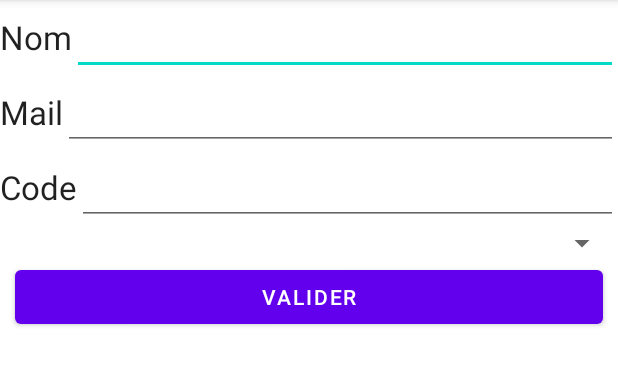
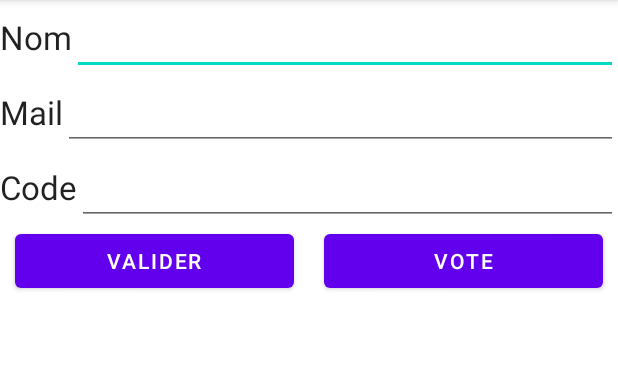
Before and after one commit to thomasvandenberg-26/newgedima, an Android app: the Voter screen opened directly, with no data from a screen before it, on a phone screen of 412 x 824 dp, the part 84-470 px from its top. Run offline under Robolectric (Android 15) with nearby library versions, the phone set to English and light mode, and no system bars.

Commit message:
28 février

```diff
--- a/Application/mobigedima/app/src/main/java/com/example/newgedimamobile/Voter.java
+++ b/Application/mobigedima/app/src/main/java/com/example/newgedimamobile/Voter.java
@@ -13,7 +13,8 @@ public class Voter extends AppCompatActivity {
     EditText editMail = null;
     EditText editNom = null;
     Button btnValide = null;
-    GedimaginationDAO maBase;
+    Button btnVote = null;
+    GedimaginationDAO bdd;
 
 
     @Override
@@ -23,9 +24,11 @@ public class Voter extends AppCompatActivity {
         editCode = (EditText) findViewById(R.id.editCode);
         editMail = (EditText) findViewById(R.id.editMail);
         editNom = (EditText) findViewById(R.id.editNom);
-        btnValide = (Button) findViewById(R.id.btnValide);
+        btnValide = (Button) findViewById(R.id.valider);
         Intent i = getIntent();
         btnValide.setOnClickListener(listener_valider);
+        btnVote = (Button) findViewById(R.id.vote);
+        btnVote.setOnClickListener(listener_vote);
 
 
     }
@@ -34,17 +37,25 @@ public class Voter extends AppCompatActivity {
         public void onClick(View view) {
 
             switch (view.getId()){
-                case R.id.btnValide:
+                case R.id.valider:
                     String code_votant = editCode.getText().toString();
                     String mail = editMail.getText().toString();
                     String nom = editNom.getText().toString();
+
                 Votant v  = new Votant();
                 v.setCode(code_votant);
                 v.setMail(mail);
                 v.setNom(nom);
-
+                bdd = new GedimaginationDAO(Voter.this);
+                bdd.ajouterVotant(v);
 
             }
         }
     };
+    private View.OnClickListener listener_vote= new View.OnClickListener() {
+        public void onClick(View v) {
+            Intent voter = new Intent(Voter.this, Vote.class);
+            startActivity(voter);
+        }
+    };
 }
--- a/Application/mobigedima/app/src/main/res/layout/activity_voter.xml
+++ b/Application/mobigedima/app/src/main/res/layout/activity_voter.xml
@@ -68,12 +68,6 @@
             />
 
     </LinearLayout>
-    <Spinner
-        android:id="@+id/listProposition"
-        android:layout_width="match_parent"
-        android:layout_height="wrap_content"
-        android:choiceMode="singleChoice" >
-    </Spinner>
     <LinearLayout
         android:layout_width="match_parent"
         android:layout_height="wrap_content"
@@ -87,5 +81,14 @@
             android:layout_marginRight="10dp"
             android:layout_weight="1"
             android:text="@string/textValider" />
+
+        <Button
+            android:id="@+id/vote"
+            android:layout_width="0dp"
+            android:layout_height="wrap_content"
+            android:layout_gravity="center_horizontal"
+            android:layout_margin="10dp"
+            android:layout_weight="1"
+            android:text="Vote" />
     </LinearLayout>
-</LinearLayout>
+    </LinearLayout>
--- a/Application/mobigedima/app/src/main/res/values/strings.xml
+++ b/Application/mobigedima/app/src/main/res/values/strings.xml
@@ -6,5 +6,9 @@
     <string name="libNom">Nom</string>
     <string name="libMail">Mail</string>
     <string name="libCode">Code</string>
+    <string name="libVote">Vote</string>
     <string name="textValider">Valider</string>
+    <string name="libRealisation"> Realisations </string>
+    <string name="libChoix1"> Choix1</string>
+    <string name="libNbJaime1">nbJaime1</string>
 </resources>
```
Also changed, not shown: Application/mobigedima/app/src/main/AndroidManifest.xml (+7 -0 lines), Application/mobigedima/app/src/main/java/com/example/newgedimamobile/GedimaginationDAO.java (+5 -2 lines), Application/mobigedima/app/src/main/java/com/example/newgedimamobile/MainActivity.java (+4 -3 lines), Application/mobigedima/app/src/main/java/com/example/newgedimamobile/Vote.java (added, +45 -0 lines), Application/mobigedima/app/src/main/res/layout/activity_vote.xml (added, +53 -0 lines).
